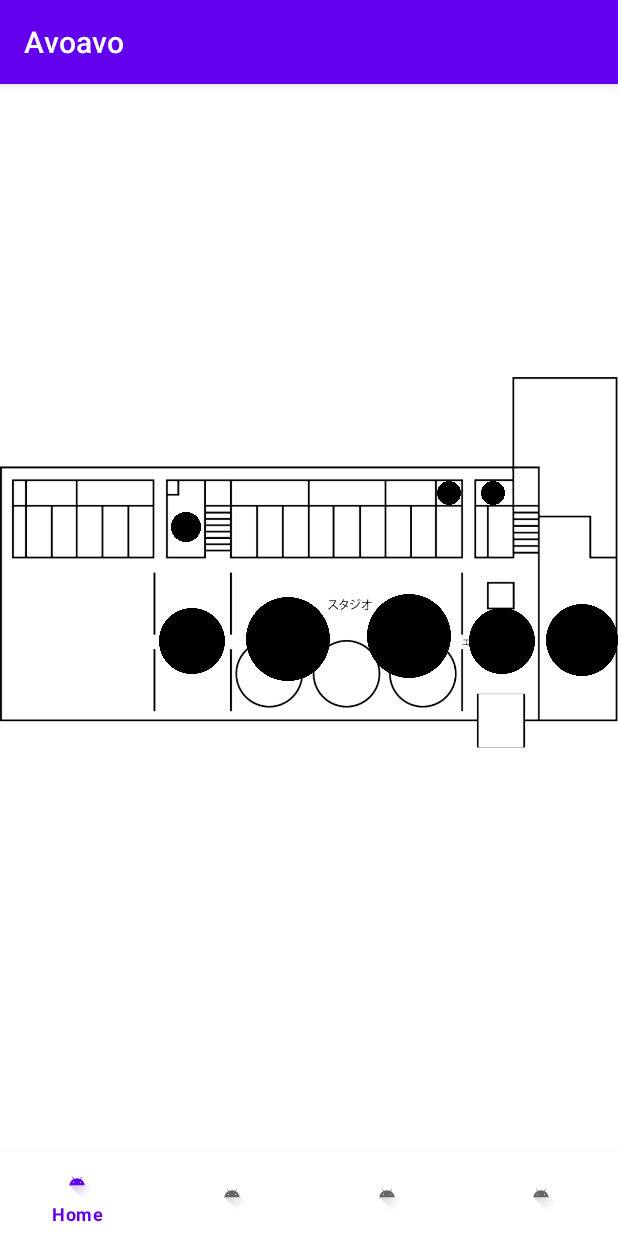
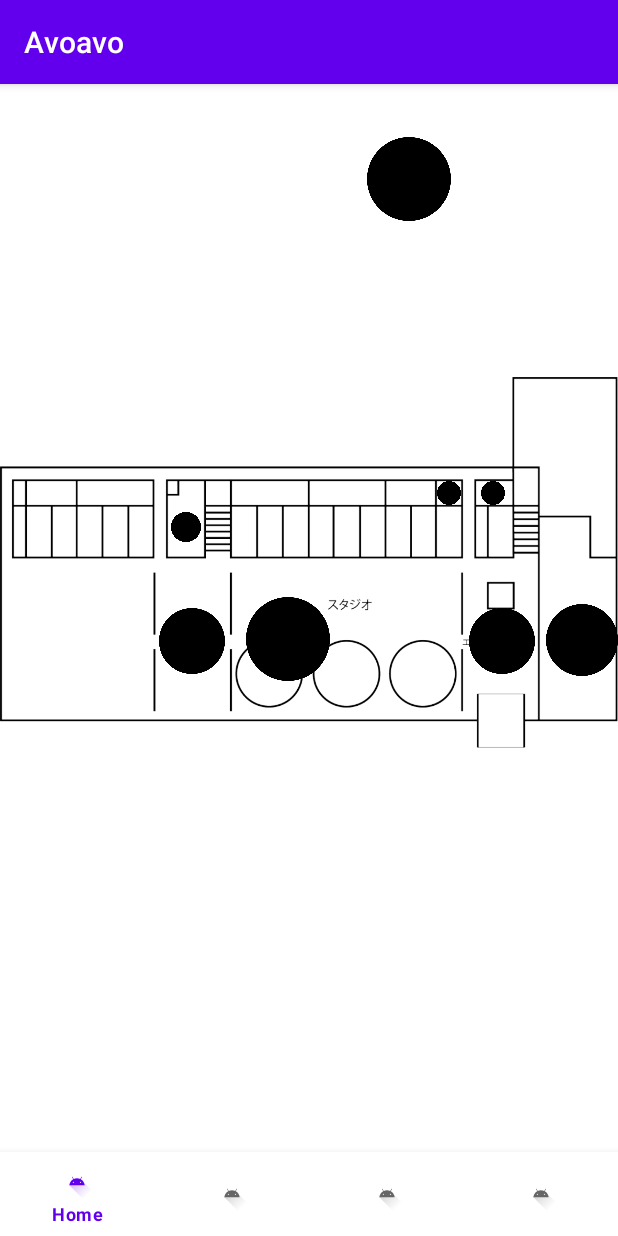
Before and after one commit to FunLocks/team2005, an Android app: the fragment HomeFirstFragment placed in its activity, on a phone screen of 412 x 824 dp. Run offline under Robolectric (Android 15) with nearby library versions, the phone set to English and light mode, and no system bars.

Commit message:
Update Avoavo/app/src/main/res/layout/fragment_home_first.xml
自分のミスを見つけました
この行自体消しても大丈夫です

```diff
--- a/Avoavo/app/src/main/res/layout/fragment_home_first.xml
+++ b/Avoavo/app/src/main/res/layout/fragment_home_first.xml
@@ -48,7 +48,7 @@
         android:id="@+id/circle_3"
         android:layout_width="56dp"
         android:layout_height="56dp"
-        android:layout_marginTop="334dp"
+        android:layout_marginTop="0dp"
         android:src="@drawable/congestion_circle"
         app:layout_constraintBottom_toBottomOf="@+id/fun_1F"
         app:layout_constraintEnd_toEndOf="@+id/fun_1F"
```
